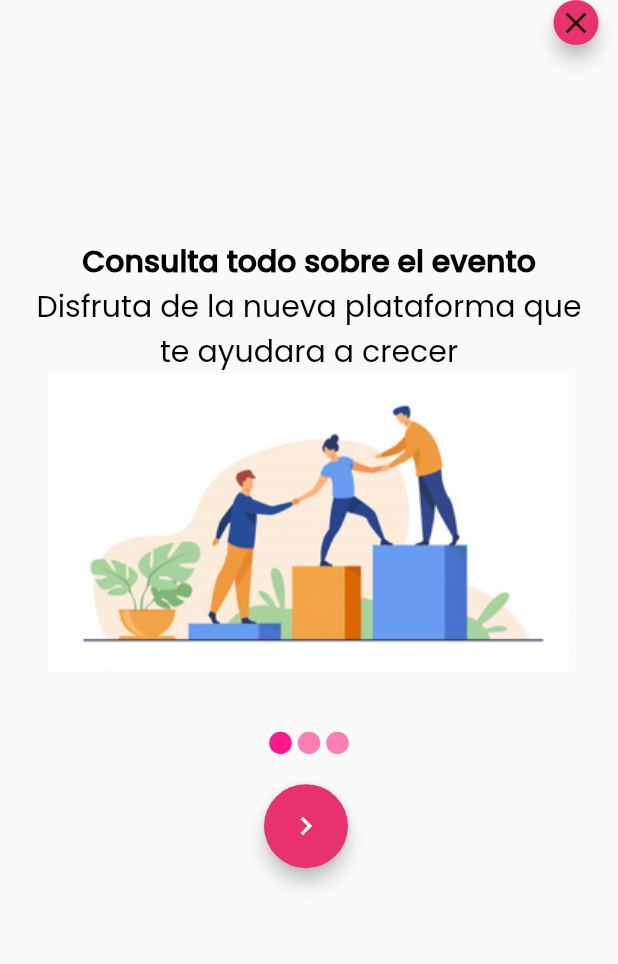
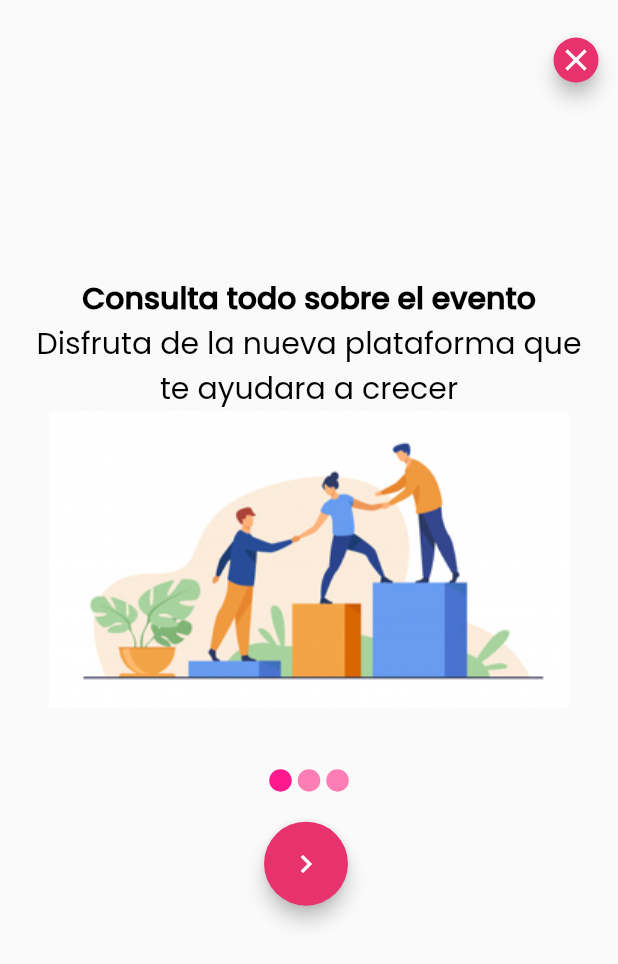
Before and after one commit to sdtorresl/icfesapp, a Flutter app: the screen it shows after launch, on a phone screen of 412 x 824 dp. Shown: the top 964 px of the screen. Run offline on Flutter 3.47's test engine with Material 2 defaults, Android fonts, the phone set to English and light mode, and no system bars; drawn by our look-alikes of carousel_slider; our stand-ins replace cached_network_image, flutter_countdown_timer, font_awesome_flutter, shared_preferences, webview_flutter; missing offline and left inert: vimeoplayer; project files that could hold a hidden picture were left out.

Commit message:
Fix onboarding code

```diff
--- a/lib/main.dart
+++ b/lib/main.dart
@@ -89,7 +89,7 @@ class IcfesApp extends StatelessWidget {
         ),
       ),
       initialRoute:
-          prefs.onboardingViewed != null && prefs.onboardingViewed == true
+          prefs.onboardingViewed != null && prefs.onboardingViewed == false
               ? 'home'
               : 'onboarding',
       routes: {
--- a/lib/pages/onboarding_page.dart
+++ b/lib/pages/onboarding_page.dart
@@ -1,13 +1,8 @@
 import 'package:carousel_slider/carousel_slider.dart';
 import 'package:flutter/material.dart';
 import 'package:icfesapp/common/onboarding_view.dart';
+import 'package:icfesapp/common/user_preferences.dart';
 import 'package:icfesapp/pages/home_page.dart';
-
-final List<String> imgList = [
-  '1',
-  '2',
-  '3',
-];
 
 class OnboardingPage extends StatefulWidget {
   @override
@@ -18,54 +13,53 @@ class OnboardingPage extends StatefulWidget {
 
 class _OnboardingPageState extends State<OnboardingPage> {
   int _current = 0;
+  final List<Widget> carouselItems = [
+    Onboarding(
+      title: 'Consulta todo sobre el evento',
+      description: 'Disfruta de la nueva plataforma que te ayudara a crecer',
+      picture: 'assets/img/Bitmap.png',
+    ),
+    Onboarding(
+      title: 'Tu espacio virtual',
+      description: 'Conectate y observa el evento a través de tu celular',
+      picture: 'assets/img/Bitmap2.png',
+    ),
+    Onboarding(
+      title: 'Comparte en redes',
+      description: 'Participa y comparte en redes sociales',
+      picture: 'assets/img/Bitmap3.png',
+    ),
+  ];
   final CarouselController _controller = CarouselController();
 
   @override
   Widget build(BuildContext context) {
+    final prefs = UserPreferences();
+
     return Scaffold(
       body: Column(
         children: [
           SafeArea(
             child: Container(
+              margin: EdgeInsets.only(top: 25),
               alignment: Alignment.bottomRight,
               height: 30,
               child: FloatingActionButton(
+                heroTag: 'close-button',
                 elevation: 5.0,
                 child: Icon(
                   Icons.clear,
-                  color: Colors.black87,
+                  color: Colors.white,
                 ),
                 onPressed: () {
-                  Navigator.push(
-                    context,
-                    MaterialPageRoute(builder: (context) {
-                      return HomePage();
-                    }),
-                  );
+                  prefs.onboardingViewed = true;
+                  Navigator.of(context).pushNamed('home');
                 },
               ),
             ),
           ),
           CarouselSlider(
-            items: [
-              Onboarding(
-                title: 'Consulta todo sobre el evento',
-                description:
-                    'Disfruta de la nueva plataforma que te ayudara a crecer',
-                picture: 'assets/img/Bitmap.png',
-              ),
-              Onboarding(
-                title: 'Tu espacio virtual',
-                description:
-                    'Conectate y observa el evento a través de tu celular',
-                picture: 'assets/img/Bitmap2.png',
-              ),
-              Onboarding(
-                title: 'Comparte en redes',
-                description: 'Participa y comparte en redes sociales',
-                picture: 'assets/img/Bitmap3.png',
-              ),
-            ],
+            items: carouselItems,
             options: CarouselOptions(
                 autoPlay: false,
                 enlargeCenterPage: false,
@@ -81,8 +75,8 @@ class _OnboardingPageState extends State<OnboardingPage> {
           Row(
             mainAxisAlignment: MainAxisAlignment.center,
             crossAxisAlignment: CrossAxisAlignment.center,
-            children: imgList.map((item) {
-              int index = imgList.indexOf(item);
+            children: carouselItems.map((item) {
+              int index = carouselItems.indexOf(item);
               return Container(
                 width: 15.0,
                 height: 15.0,
@@ -109,15 +103,11 @@ class _OnboardingPageState extends State<OnboardingPage> {
                     Icons.navigate_next,
                     color: Colors.white,
                   ),
-                  onPressed: _current == imgList.length.bitLength
-                      ? () => {
-                            Navigator.push(
-                              context,
-                              MaterialPageRoute(
-                                builder: (context) => HomePage(),
-                              ),
-                            ),
-                          }
+                  onPressed: _current == carouselItems.length - 1
+                      ? () {
+                          prefs.onboardingViewed = true;
+                          Navigator.of(context).pushNamed('home');
+                        }
                       : () => _controller.nextPage(),
                 ),
               ],
```
